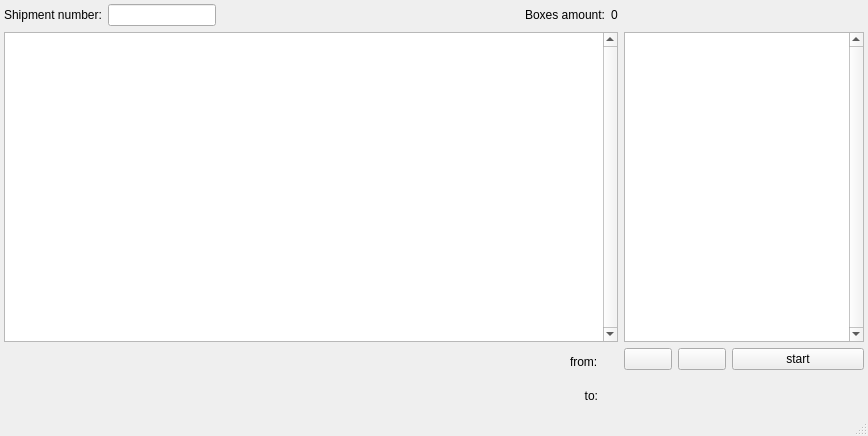
This is ui/spa2.ui in j2cry/SPA2 as Qt 5 draws it before an edit. The edited form follows.
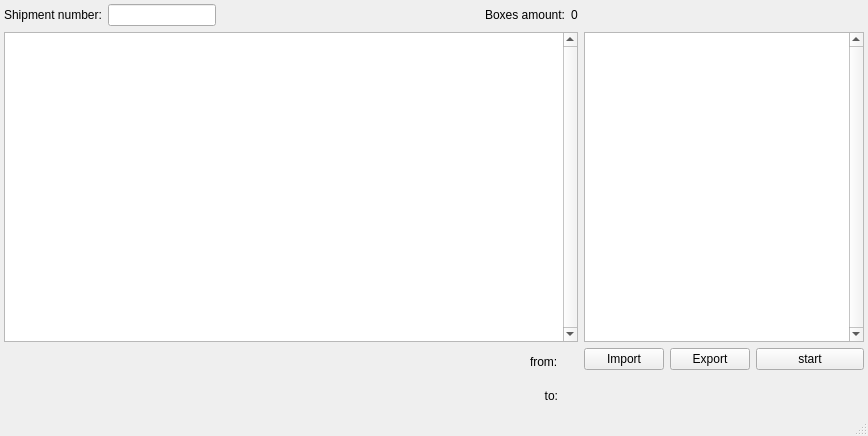
This is the edited form. Icons and pictures are not drawn.

Commit message: increased UI work speed on models update increased minimal width for list_view

```diff
--- a/ui/spa2.ui
+++ b/ui/spa2.ui
@@ -183,7 +183,7 @@
          </size>
         </property>
         <property name="text">
-         <string/>
+         <string>Import</string>
         </property>
         <property name="icon">
          <iconset>
@@ -212,7 +212,7 @@
          </size>
         </property>
         <property name="text">
-         <string/>
+         <string>Export</string>
         </property>
         <property name="icon">
          <iconset>
@@ -308,7 +308,7 @@
       </property>
       <property name="minimumSize">
        <size>
-        <width>240</width>
+        <width>280</width>
         <height>0</height>
        </size>
       </property>
```
The commit also changes 3 other files.
